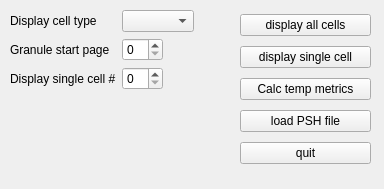
wenkeli/Cerebellum_simulation, file PSHViewer/includes/mainw.ui: the form before one commit.
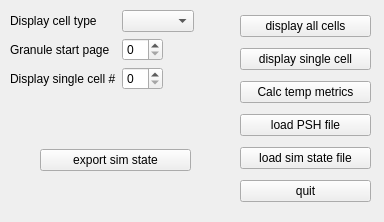
The form after the commit.

```diff
--- a/PSHViewer/includes/mainw.ui
+++ b/PSHViewer/includes/mainw.ui
@@ -7,7 +7,7 @@
     <x>0</x>
     <y>0</y>
     <width>384</width>
-    <height>189</height>
+    <height>222</height>
    </rect>
   </property>
   <property name="windowTitle">
@@ -65,7 +65,7 @@
       <x>240</x>
       <y>10</y>
       <width>131</width>
-      <height>163</height>
+      <height>197</height>
      </rect>
     </property>
     <layout class="QVBoxLayout" name="verticalLayout">
@@ -97,6 +97,13 @@
        </property>
       </widget>
      </item>
+     <item>
+      <widget class="QPushButton" name="loadSim">
+       <property name="text">
+        <string>load sim state file</string>
+       </property>
+      </widget>
+     </item>
      <item>
       <widget class="QPushButton" name="quitButton">
        <property name="text">
@@ -106,6 +113,25 @@
      </item>
     </layout>
    </widget>
+   <widget class="QWidget" name="verticalLayoutWidget_2">
+    <property name="geometry">
+     <rect>
+      <x>40</x>
+      <y>110</y>
+      <width>151</width>
+      <height>101</height>
+     </rect>
+    </property>
+    <layout class="QVBoxLayout" name="verticalLayout_2">
+     <item>
+      <widget class="QPushButton" name="exportSim">
+       <property name="text">
+        <string>export sim state</string>
+       </property>
+      </widget>
+     </item>
+    </layout>
+   </widget>
   </widget>
  </widget>
  <resources/>
```
Left out of the diff: 34 changed lines with no effect on the pictures.
